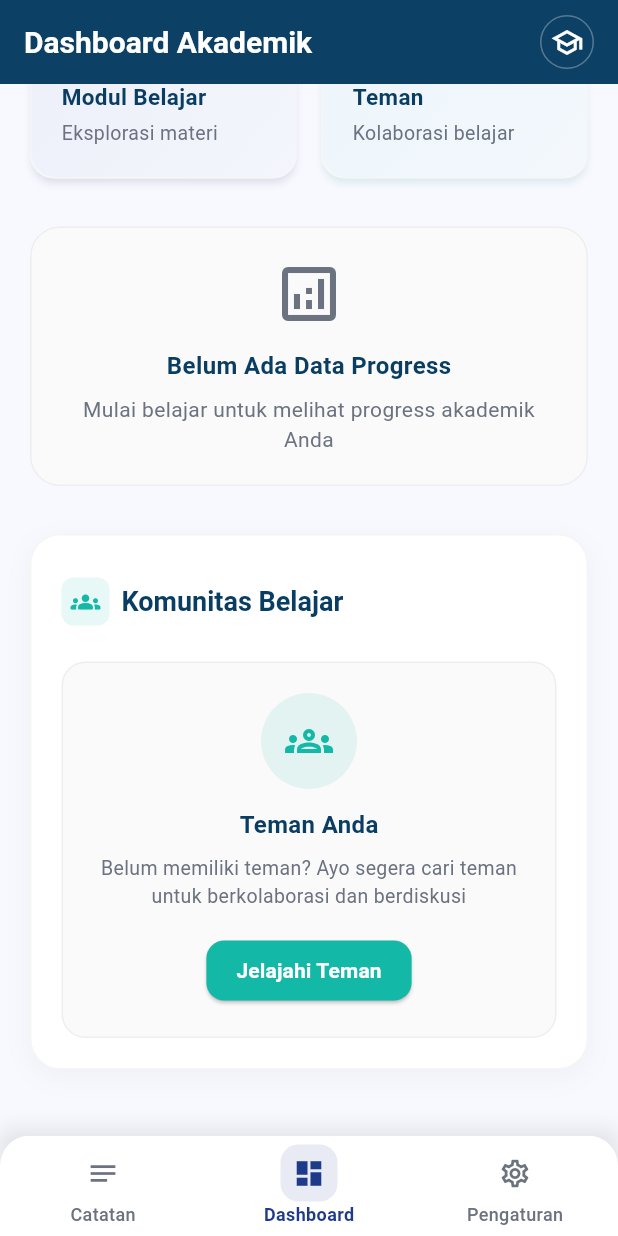
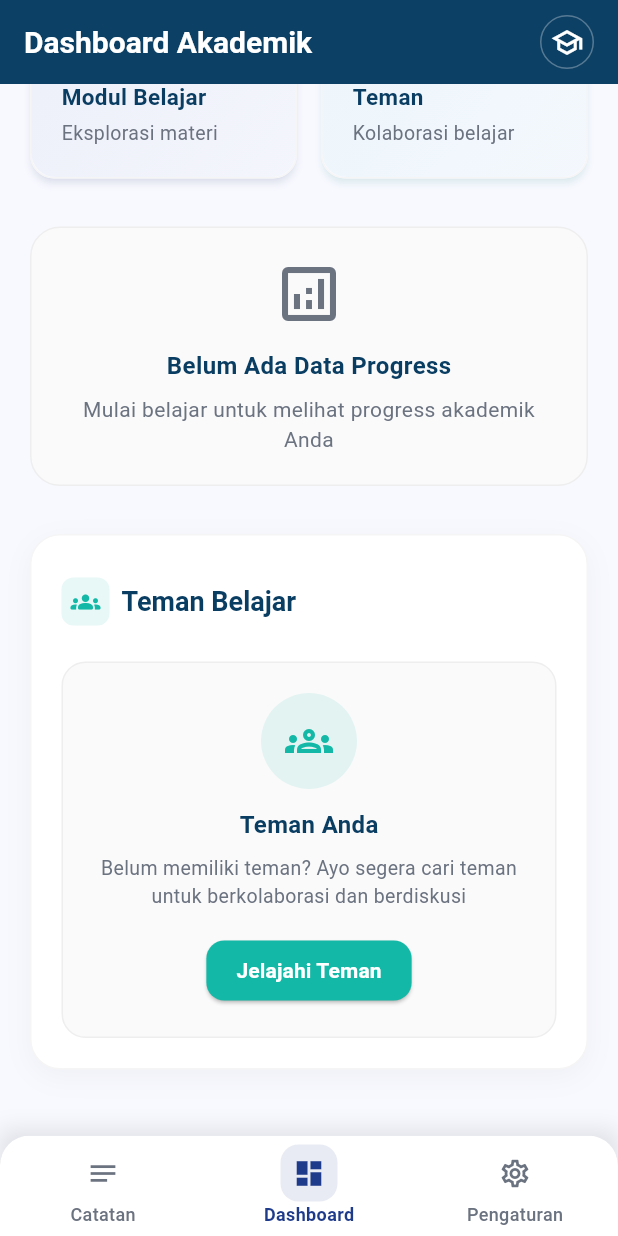
Before and after one commit to NurihsanFebrianto/SDG_4, a Flutter app: the screen it shows once a user with an empty profile is signed in, scrolled down 445 dp, on a phone screen of 412 x 824 dp. Run offline on Flutter 3.47's test engine with Material 3 defaults, Android fonts, the phone set to English and light mode, and no system bars; our stand-ins replace cached_network_image, firebase_analytics, firebase_auth, firebase_core, firebase_messaging, flutter_local_notifications and 4 more; accounts and stored records are empty; network calls fail.

Commit message:
ui home friends

```diff
--- a/lib/screens/friends_list_screen.dart
+++ b/lib/screens/friends_list_screen.dart
@@ -40,7 +40,7 @@ class _FriendsListScreenState extends State<FriendsListScreen> {
     return Scaffold(
       appBar: AppBar(
         title: const Text(
-          'Komunitas Belajar',
+          'Teman Belajar',
           style: TextStyle(
             fontWeight: FontWeight.w700,
             fontSize: 20,
@@ -119,7 +119,7 @@ class _FriendsListScreenState extends State<FriendsListScreen> {
           ),
           const SizedBox(height: 20),
           Text(
-            'Memuat Komunitas...',
+            'Memuat Teman...',
             style: TextStyle(
               fontSize: 16,
               fontWeight: FontWeight.w600,
--- a/lib/screens/home_screen.dart
+++ b/lib/screens/home_screen.dart
@@ -1060,7 +1060,7 @@ class _HomeContentState extends State<_HomeContent> {
                   ),
                   const SizedBox(width: 8),
                   Text(
-                    'Komunitas Belajar',
+                    'Teman Belajar',
                     style: Theme.of(context).textTheme.titleLarge?.copyWith(
                           fontWeight: FontWeight.w700,
                           color: primaryDarkBlue,
```
Also changed, not shown: lib/widgets/bab_item.dart (deleted), lib/widgets/bottom_nav.dart (deleted), lib/widgets/catatan_item.dart (deleted), lib/widgets/modul_item.dart (deleted).
